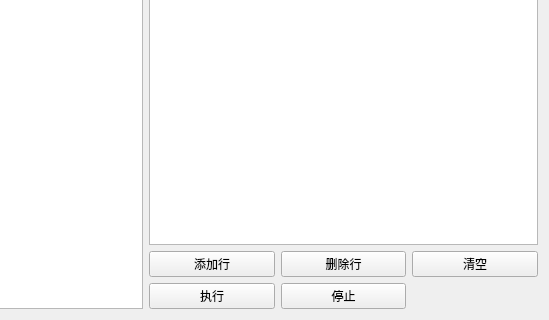
The window that GTSStudio/Widget/CoordWidget.ui (whisper512/GTS) describes before a commit, drawn with Qt 5; both pictures show x 451 to 1000 and y 280 to 600 of the 1000 by 600 pixel window.
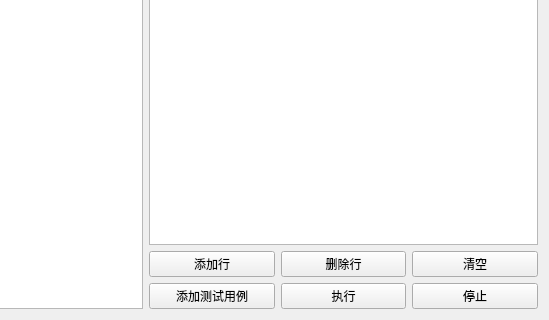
The same window after the commit.

Commit message: 完成插补数据段数据的简单功能

Patch:
```diff
--- a/GTSStudio/Widget/CoordWidget.ui
+++ b/GTSStudio/Widget/CoordWidget.ui
@@ -53,20 +53,27 @@
          </property>
         </widget>
        </item>
-       <item row="1" column="0">
-        <widget class="QPushButton" name="btnExec">
-         <property name="text">
-          <string>执行</string>
-         </property>
-        </widget>
-       </item>
-       <item row="1" column="1">
+       <item row="1" column="2">
         <widget class="QPushButton" name="btnStop">
          <property name="text">
           <string>停止</string>
          </property>
         </widget>
        </item>
+       <item row="1" column="1">
+        <widget class="QPushButton" name="btnExec">
+         <property name="text">
+          <string>执行</string>
+         </property>
+        </widget>
+       </item>
+       <item row="1" column="0">
+        <widget class="QPushButton" name="btnAddStar">
+         <property name="text">
+          <string>添加测试用例</string>
+         </property>
+        </widget>
+       </item>
       </layout>
      </item>
     </layout>
```
The commit also changes 2 other files.
